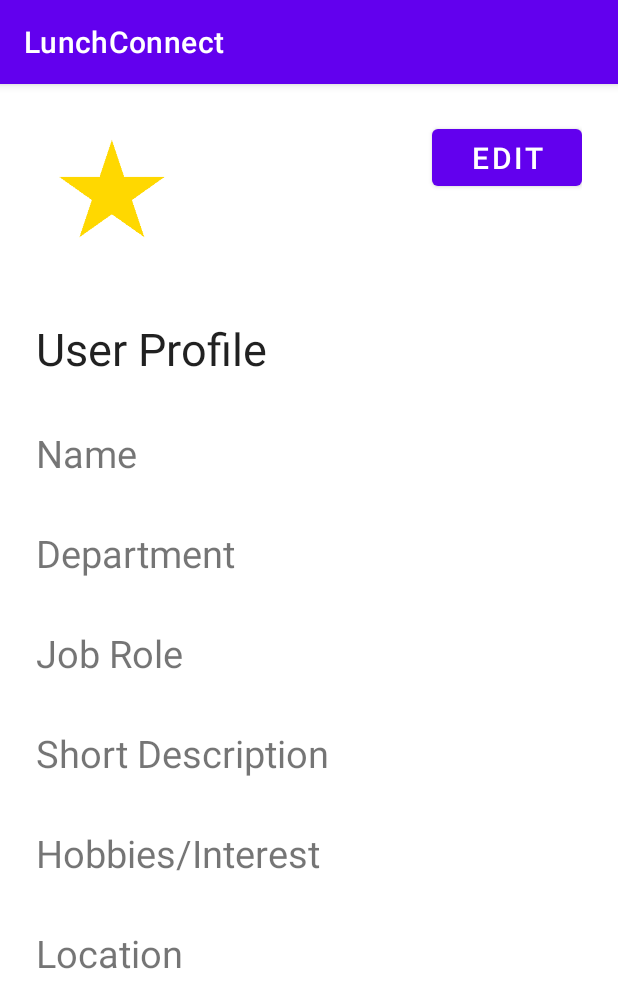
After one commit to wilfredNJH/LunchConnect, an Android app: the ProfileActivity screen opened directly, with no data from a screen before it, on a phone screen of 412 x 824 dp. The commit adds this screen. Shown: the top 1008 px of the screen. Run offline under Robolectric (Android 15) with nearby library versions, the light colour scheme and no system bars.

Commit message:
profile activity (wip)

```diff
--- a/app/build.gradle
+++ b/app/build.gradle
@@ -39,8 +39,8 @@ android {
 dependencies {
 
     implementation 'androidx.core:core-ktx:1.3.2'
-    implementation 'androidx.appcompat:appcompat:1.2.0'
-    implementation 'com.google.android.material:material:1.2.1'
+    implementation 'androidx.appcompat:appcompat:1.4.1'
+    implementation 'com.google.android.material:material:1.5.0'
     implementation 'androidx.constraintlayout:constraintlayout:2.0.2'
     implementation 'androidx.navigation:navigation-fragment-ktx:2.3.1'
     implementation 'androidx.navigation:navigation-ui-ktx:2.3.1'
--- /dev/null
+++ b/app/src/main/java/com/example/lunchconnect/ProfileActivity.kt
@@ -0,0 +1,60 @@
+package com.example.lunchconnect
+
+import android.os.Bundle
+import android.widget.Button
+import android.widget.ImageView
+import android.content.Intent
+import android.provider.MediaStore
+import android.graphics.Bitmap
+import android.app.Activity
+import androidx.appcompat.app.AppCompatActivity
+
+class ProfileActivity : AppCompatActivity() {
+
+    private var isEdit: Boolean = false
+    private val PICK_IMAGE = 1
+
+    override fun onCreate(savedInstanceState: Bundle?) {
+        super.onCreate(savedInstanceState)
+        setLayout()
+    }
+
+    override fun onDestroy() {
+        super.onDestroy()
+    }
+
+    private fun setLayout() {
+        if (isEdit) {
+            setContentView(R.layout.activity_profile_edit)
+
+            // Set click listener for change image button
+            findViewById<Button>(R.id.change_image_button).setOnClickListener {
+                val intent = Intent(Intent.ACTION_PICK, MediaStore.Images.Media.EXTERNAL_CONTENT_URI)
+                startActivityForResult(intent, PICK_IMAGE)
+            }
+        } else {
+            setContentView(R.layout.activity_profile)
+        }
+
+        // Set click listener for switch button
+        findViewById<Button>(R.id.switch_button).setOnClickListener {
+            if (isEdit) {
+                // save data
+            }
+            isEdit = !isEdit
+            setLayout()
+        }
+    }
+
+    override fun onActivityResult(requestCode: Int, resultCode: Int, data: Intent?) {
+        super.onActivityResult(requestCode, resultCode, data)
+
+        if(isEdit) {
+            if (requestCode == PICK_IMAGE && resultCode == Activity.RESULT_OK && data != null) {
+                val selectedImage = data.data
+                val bitmap = MediaStore.Images.Media.getBitmap(this.contentResolver, selectedImage)
+                findViewById<ImageView>(R.id.profile_image).setImageBitmap(bitmap)
+            }
+        }
+    }
+}
--- /dev/null
+++ b/app/src/main/res/layout/activity_profile.xml
@@ -0,0 +1,126 @@
+<?xml version="1.0" encoding="utf-8"?>
+<androidx.constraintlayout.widget.ConstraintLayout xmlns:android="http://schemas.android.com/apk/res/android"
+    android:layout_width="match_parent"
+    android:layout_height="match_parent">
+
+    <ScrollView
+        android:layout_width="match_parent"
+        android:layout_height="match_parent">
+
+        <LinearLayout
+            android:layout_width="match_parent"
+            android:layout_height="wrap_content"
+            android:orientation="vertical"
+            android:padding="16dp"
+            >
+
+            <LinearLayout
+                android:layout_width="match_parent"
+                android:layout_height="wrap_content"
+                android:orientation="horizontal"
+                android:padding="8dp">
+
+                <!-- User Profile Image -->
+                <ImageView
+                    android:id="@+id/profile_image"
+                    android:layout_width="100dp"
+                    android:layout_height="100dp"
+                    android:src="@drawable/star" /> <!-- placeholder image -->
+
+                <!-- Spacer View -->
+                <View
+                    android:layout_width="0dp"
+                    android:layout_height="match_parent"
+                    android:layout_weight="1" />
+
+                <!-- Edit Button -->
+                <Button
+                    android:id="@+id/switch_button"
+                    android:layout_width="100dp"
+                    android:layout_height="50dp"
+                    android:layout_gravity="end"
+                    android:text="Edit"
+                    android:textSize="20sp" />
+            </LinearLayout>
+
+
+            <!-- User Profile Management & Badges -->
+            <TextView
+                android:layout_width="match_parent"
+                android:layout_height="wrap_content"
+                android:layout_marginTop="16dp"
+                android:padding="8dp"
+                android:text="@string/user_profile"
+                android:textAppearance="?android:attr/textAppearanceLarge"
+                android:textSize="30sp"
+                />
+
+            <!-- Name -->
+            <TextView
+                android:id="@+id/name"
+                android:layout_width="match_parent"
+                android:layout_height="wrap_content"
+                android:layout_marginTop="16dp"
+                android:padding="8dp"
+                android:text="Name"
+                android:textSize="25sp"
+                android:minHeight="40dp" />
+
+            <!-- Department -->
+            <TextView
+                android:id="@+id/department"
+                android:layout_width="match_parent"
+                android:layout_height="wrap_content"
+                android:layout_marginTop="16dp"
+                android:padding="8dp"
+                android:text="Department"
+                android:textSize="25sp"
+                android:minHeight="40dp" />
+
+            <!-- Job Role -->
+            <TextView
+                android:id="@+id/job_role"
+                android:layout_width="match_parent"
+                android:layout_height="wrap_content"
+                android:layout_marginTop="16dp"
+                android:padding="8dp"
+                android:text="Job Role"
+                android:textSize="25sp"
+                android:minHeight="40dp" />
+
+            <!-- Short Description -->
+            <TextView
+                android:id="@+id/short_description"
+                android:layout_width="match_parent"
+                android:layout_height="wrap_content"
+                android:layout_marginTop="16dp"
+                android:padding="8dp"
+                android:text="Short Description"
+                android:textSize="25sp"
+                android:minHeight="40dp" />
+
+            <!-- Hobbies/Interest -->
+            <TextView
+                android:id="@+id/hobbies_interest"
+                android:layout_width="match_parent"
+                android:layout_height="wrap_content"
+                android:layout_marginTop="16dp"
+                android:padding="8dp"
+                android:text="Hobbies/Interest"
+                android:textSize="25sp"
+                android:minHeight="40dp" />
+
+            <!-- Location -->
+            <TextView
+                android:id="@+id/location"
+                android:layout_width="match_parent"
+                android:layout_height="wrap_content"
+                android:layout_marginTop="16dp"
+                android:padding="8dp"
+                android:text="Location"
+                android:textSize="25sp"
+                android:minHeight="40dp" />
+
+        </LinearLayout>
+    </ScrollView>
+</androidx.constraintlayout.widget.ConstraintLayout>
--- a/app/src/main/res/values/strings.xml
+++ b/app/src/main/res/values/strings.xml
@@ -9,4 +9,10 @@
 
     <string name="hello_first_fragment">Hello first fragment</string>
     <string name="hello_second_fragment">Hello second fragment. Arg: %1$s</string>
+
+
+
+    <string name="user_profile_management">User Profile Management</string>
+    <string name="user_profile">User Profile</string>
+
 </resources>
```
Also changed, not shown: app/src/main/AndroidManifest.xml (+8 -0 lines), app/src/main/java/com/example/lunchconnect/MainActivity.kt (+10 -0 lines), app/src/main/res/layout/activity_main.xml (+18 -6 lines), app/src/main/res/layout/activity_profile_edit.xml (added, +129 -0 lines), app/src/main/res/drawable/star.png (added).
